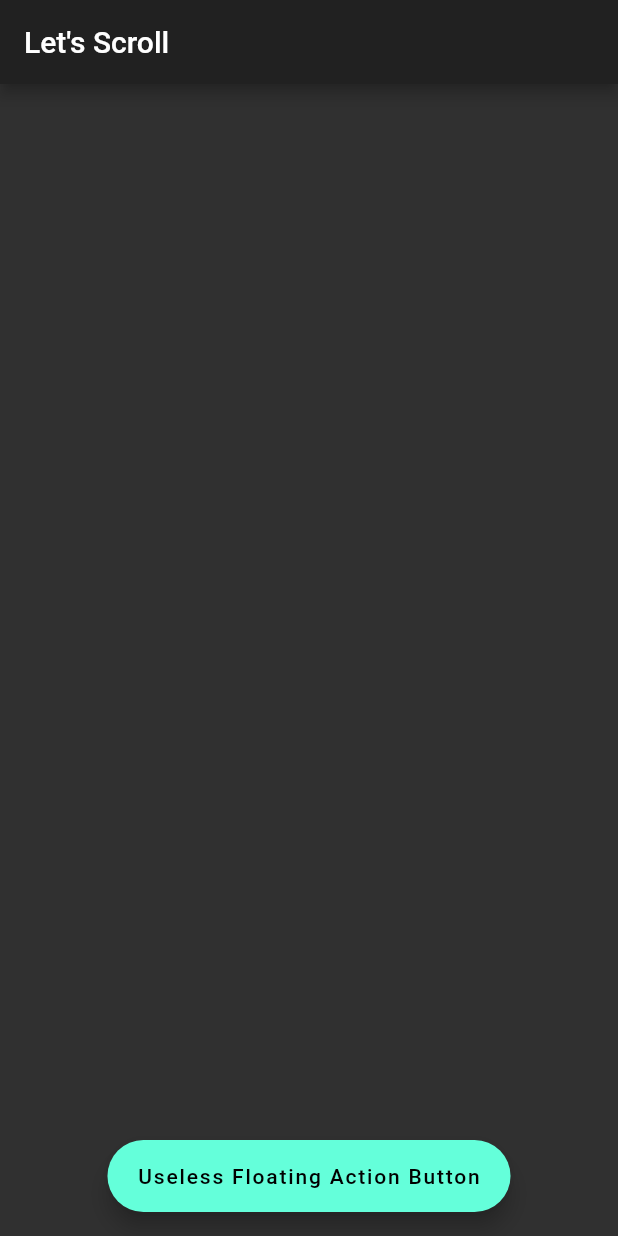
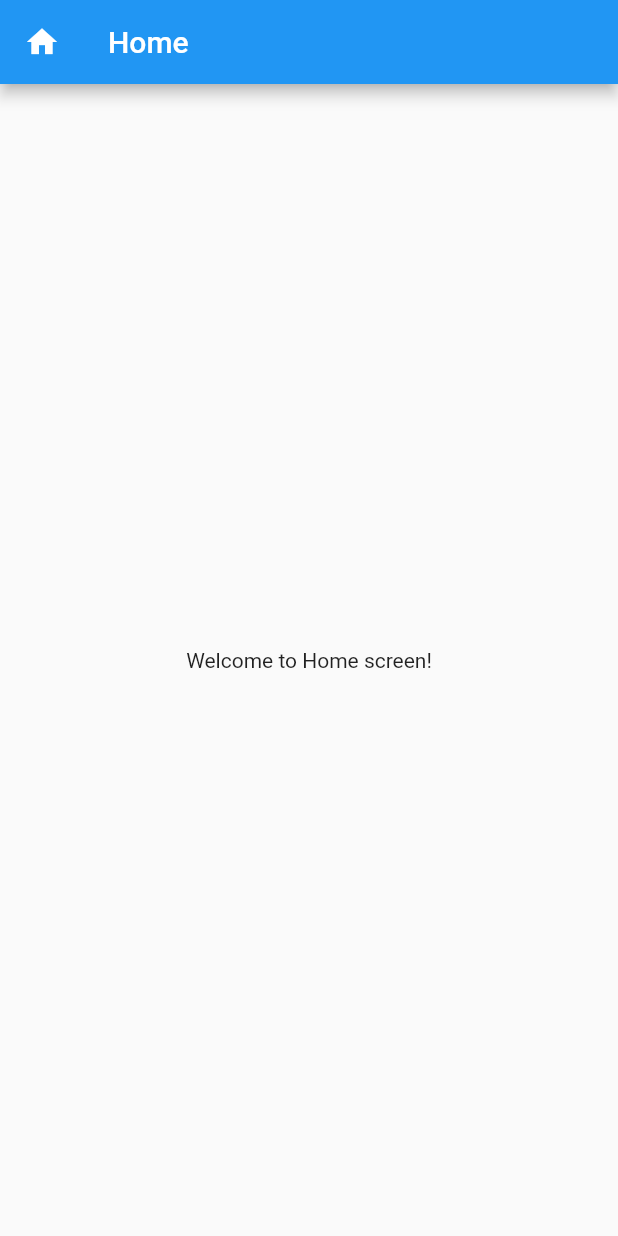
Before and after one commit to BrindaRathodB/Flutter_Hooks_Animation, a Flutter app: the screen it shows after launch, on a phone screen of 412 x 824 dp. Run offline on Flutter 3.47's test engine with Material 2 defaults, Android fonts, the phone set to English and light mode, and no system bars; our stand-ins replace flutter_hooks, overlay_support.

Commit message:
home screen ui changes

```diff
--- a/lib/home_page.dart
+++ b/lib/home_page.dart
@@ -6,29 +6,13 @@ import 'package:flutter_hooks_demo/hooks/controller_for_animation.dart';
 class HomePage extends HookWidget {
   @override
   Widget build(BuildContext context) {
-    final hideFabAnimController = useAnimationController(duration: kThemeAnimationDuration, initialValue: 1);
-    // final scrollController = useScrollControllerForAnimation(hideFabAnimController);
     return Scaffold(
       appBar: AppBar(
-        title: Text("Let's Scroll"),
+        leading:Icon(Icons.home),
+        title: Text("Home"),
       ),
-      floatingActionButton: FadeTransition(
-        opacity: hideFabAnimController,
-        child: ScaleTransition(
-          scale: hideFabAnimController,
-          child: FloatingActionButton.extended(
-            label: const Text('Useless Floating Action Button'),
-            onPressed: () {},
-          ),
-        ),
-      ),
-      floatingActionButtonLocation: FloatingActionButtonLocation.centerFloat,
-      // body: ListView(
-      //   controller: scrollController,
-      //   children: <Widget>[
-      //     for (int i = 0; i < 5; i++) Card(child: FittedBox(child: FlutterLogo())),
-      //   ],
-      // ),
+      body: Center(child: Text("Welcome to Home screen!")),
+
     );
   }
 }
--- a/lib/main.dart
+++ b/lib/main.dart
@@ -12,7 +12,6 @@ class MyApp extends StatelessWidget {
   Widget build(BuildContext context) {
     return MaterialApp(
       title: 'Material App',
-      theme: ThemeData.dark(),
       home: SplashScreen(),
     );
   }
```
Also changed, not shown: 197 other files.
